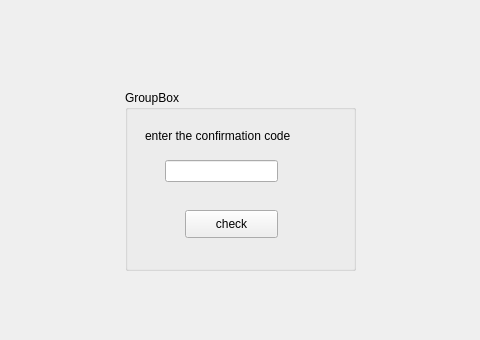
The window that page3.ui (ehsansh1/messenger) describes before a commit, drawn with Qt 5; both pictures show x 145 to 625 and y 0 to 340 of the 800 by 600 pixel window.
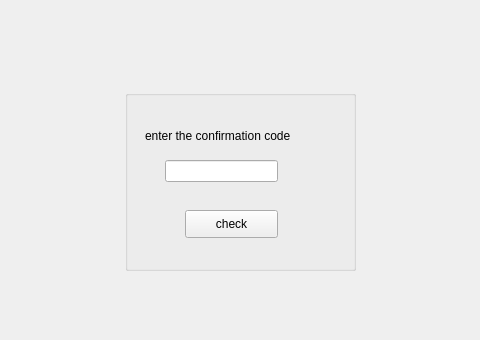
The same window after the commit.

Patch:
```diff
--- a/page3.ui
+++ b/page3.ui
@@ -24,14 +24,14 @@
      </rect>
     </property>
     <property name="title">
-     <string>GroupBox</string>
+     <string/>
     </property>
     <widget class="QLabel" name="label_confirmation">
      <property name="geometry">
       <rect>
        <x>20</x>
        <y>30</y>
-       <width>171</width>
+       <width>191</width>
        <height>31</height>
       </rect>
      </property>
```
Left out of the diff: 2 changed lines with no effect on the pictures.
